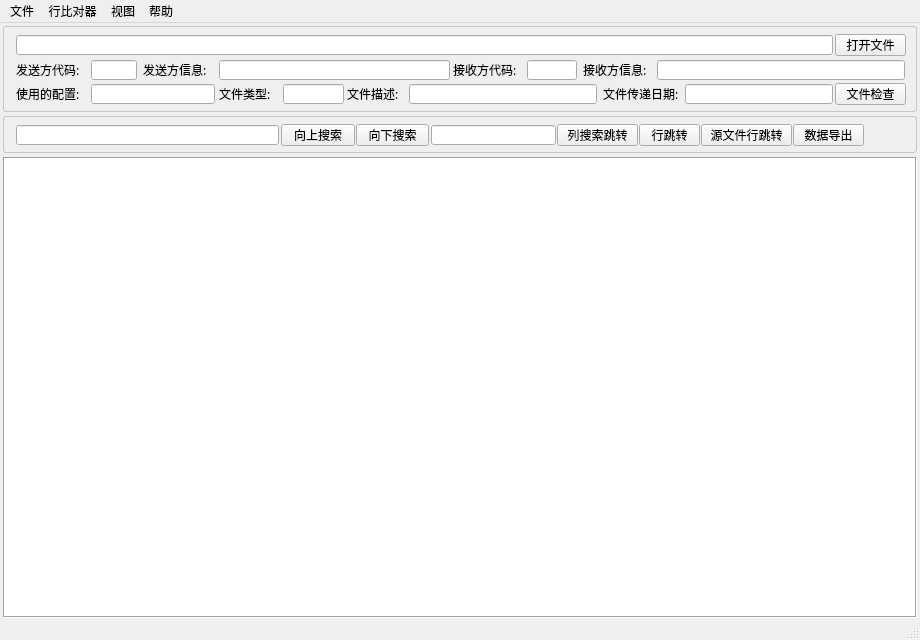
The window that src/mainwindow.ui (cnldw/FinanceFileReader) describes before a commit, drawn with Qt 5.
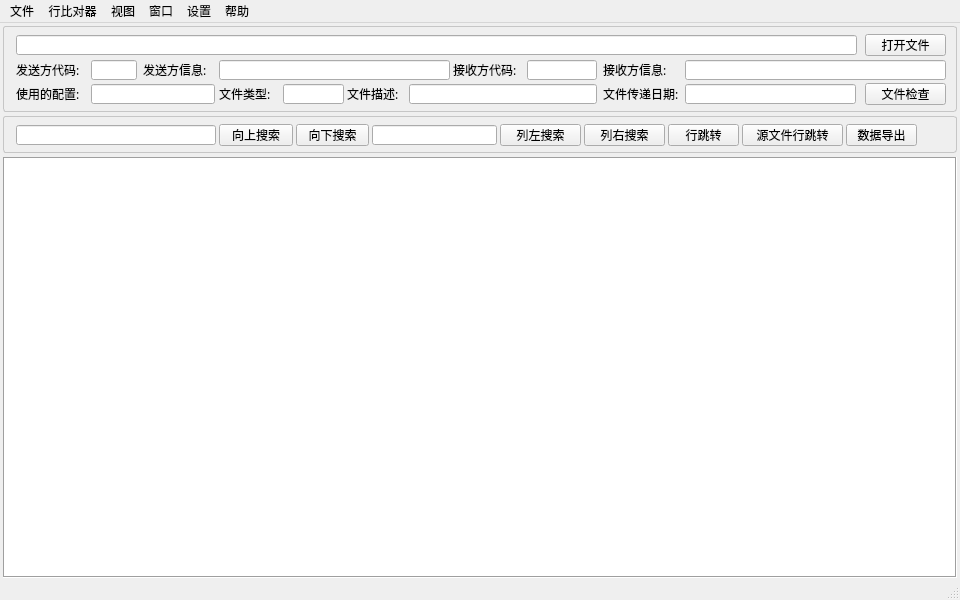
The same window after the commit. Icons and pictures are not drawn.

What changed in the file:
```diff
--- a/src/mainwindow.ui
+++ b/src/mainwindow.ui
@@ -6,14 +6,14 @@
    <rect>
     <x>0</x>
     <y>0</y>
-    <width>920</width>
-    <height>640</height>
+    <width>960</width>
+    <height>600</height>
    </rect>
   </property>
   <property name="minimumSize">
    <size>
-    <width>920</width>
-    <height>640</height>
+    <width>960</width>
+    <height>300</height>
    </size>
   </property>
   <property name="windowTitle">
@@ -89,7 +89,7 @@
         <rect>
          <x>13</x>
          <y>9</y>
-         <width>817</width>
+         <width>841</width>
          <height>20</height>
         </rect>
        </property>
@@ -100,9 +100,9 @@
       <widget class="QPushButton" name="pushButtonOpenFile">
        <property name="geometry">
         <rect>
-         <x>832</x>
+         <x>862</x>
          <y>8</y>
-         <width>71</width>
+         <width>81</width>
          <height>22</height>
         </rect>
        </property>
@@ -174,7 +174,7 @@
         <rect>
          <x>524</x>
          <y>34</y>
-         <width>50</width>
+         <width>70</width>
          <height>20</height>
         </rect>
        </property>
@@ -182,7 +182,7 @@
       <widget class="QLabel" name="labeTRecInfo">
        <property name="geometry">
         <rect>
-         <x>580</x>
+         <x>600</x>
          <y>34</y>
          <width>71</width>
          <height>20</height>
@@ -195,9 +195,9 @@
       <widget class="QLineEdit" name="lineEditRecInfo">
        <property name="geometry">
         <rect>
-         <x>654</x>
+         <x>682</x>
          <y>34</y>
-         <width>248</width>
+         <width>261</width>
          <height>20</height>
         </rect>
        </property>
@@ -289,17 +289,20 @@
         <rect>
          <x>682</x>
          <y>58</y>
-         <width>148</width>
+         <width>171</width>
          <height>20</height>
         </rect>
        </property>
+       <property name="readOnly">
+        <bool>false</bool>
+       </property>
       </widget>
       <widget class="QPushButton" name="pushButtonOpenFile_2">
        <property name="geometry">
         <rect>
-         <x>832</x>
+         <x>862</x>
          <y>57</y>
-         <width>71</width>
+         <width>81</width>
          <height>22</height>
         </rect>
        </property>
@@ -352,7 +355,7 @@
         <rect>
          <x>13</x>
          <y>9</y>
-         <width>263</width>
+         <width>200</width>
          <height>20</height>
         </rect>
        </property>
@@ -363,7 +366,7 @@
       <widget class="QPushButton" name="pushButtonPreSearch">
        <property name="geometry">
         <rect>
-         <x>278</x>
+         <x>216</x>
          <y>8</y>
          <width>74</width>
          <height>22</height>
@@ -376,7 +379,7 @@
       <widget class="QPushButton" name="pushButtonNextSearch">
        <property name="geometry">
         <rect>
-         <x>353</x>
+         <x>293</x>
          <y>8</y>
          <width>73</width>
          <height>22</height>
@@ -389,7 +392,7 @@
       <widget class="QLineEdit" name="lineTextText_2">
        <property name="geometry">
         <rect>
-         <x>428</x>
+         <x>369</x>
          <y>9</y>
          <width>125</width>
          <height>20</height>
@@ -405,7 +408,7 @@
       <widget class="QPushButton" name="pushButtonColumnJump">
        <property name="geometry">
         <rect>
-         <x>554</x>
+         <x>497</x>
          <y>8</y>
          <width>81</width>
          <height>22</height>
@@ -419,15 +422,15 @@
 +++++++++++++++++++++++++++++++++++++++++++</string>
        </property>
        <property name="text">
-        <string>列搜索跳转</string>
+        <string>列左搜索</string>
        </property>
       </widget>
       <widget class="QPushButton" name="pushButtonRowJump">
        <property name="geometry">
         <rect>
-         <x>636</x>
+         <x>665</x>
          <y>8</y>
-         <width>61</width>
+         <width>71</width>
          <height>22</height>
         </rect>
        </property>
@@ -441,9 +444,9 @@
       <widget class="QPushButton" name="pushButtonRowJump2">
        <property name="geometry">
         <rect>
-         <x>698</x>
+         <x>739</x>
          <y>8</y>
-         <width>91</width>
+         <width>101</width>
          <height>22</height>
         </rect>
        </property>
@@ -463,7 +466,7 @@
       <widget class="QPushButton" name="pushButtonExport">
        <property name="geometry">
         <rect>
-         <x>790</x>
+         <x>843</x>
          <y>8</y>
          <width>71</width>
          <height>22</height>
@@ -476,6 +479,22 @@
         <string>数据导出</string>
        </property>
       </widget>
+      <widget class="QPushButton" name="pushButtonColumnJump_2">
+       <property name="geometry">
+        <rect>
+         <x>581</x>
+         <y>8</y>
+         <width>81</width>
+         <height>22</height>
+        </rect>
+       </property>
+       <property name="toolTip">
+        <string>&lt;html&gt;&lt;head/&gt;&lt;body&gt;&lt;p&gt;++++++++++++++++++++++++++++++++++&lt;/p&gt;&lt;p&gt;此功能用于快速跳转到你要查看的列&lt;/p&gt;&lt;p&gt;将水平进度条滚动到搜索的列（向右搜索）&lt;/p&gt;&lt;p&gt;请输入列标题跳转&lt;/p&gt;&lt;p&gt;支持输入列中文或者英文标题&lt;/p&gt;&lt;p&gt;+++++++++++++++++++++++++++++++++&lt;/p&gt;&lt;/body&gt;&lt;/html&gt;</string>
+       </property>
+       <property name="text">
+        <string>列右搜索</string>
+       </property>
+      </widget>
      </widget>
     </item>
     <item>
@@ -499,8 +518,8 @@
     <rect>
      <x>0</x>
      <y>0</y>
-     <width>920</width>
-     <height>23</height>
+     <width>960</width>
+     <height>22</height>
     </rect>
    </property>
    <widget class="QMenu" name="menuFile">
@@ -533,9 +552,23 @@
     </property>
     <addaction name="viewMode"/>
    </widget>
+   <widget class="QMenu" name="menuSetting">
+    <property name="title">
+     <string>设置</string>
+    </property>
+    <addaction name="actionpreference"/>
+   </widget>
+   <widget class="QMenu" name="menuwindow">
+    <property name="title">
+     <string>窗口</string>
+    </property>
+    <addaction name="actionnewWindow"/>
+   </widget>
    <addaction name="menuFile"/>
    <addaction name="menu"/>
    <addaction name="menu_2"/>
+   <addaction name="menuwindow"/>
+   <addaction name="menuSetting"/>
    <addaction name="menuAbout"/>
   </widget>
   <widget class="QStatusBar" name="statusBar"/>
```
Left out of the diff: 48 changed lines with no effect on the pictures.
